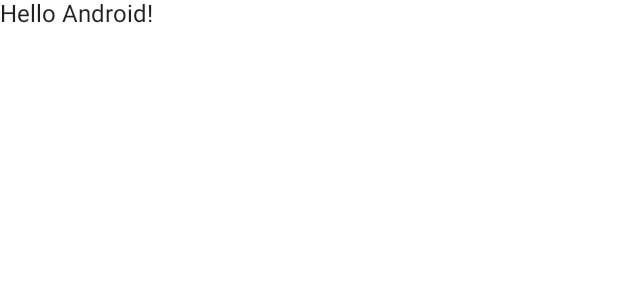
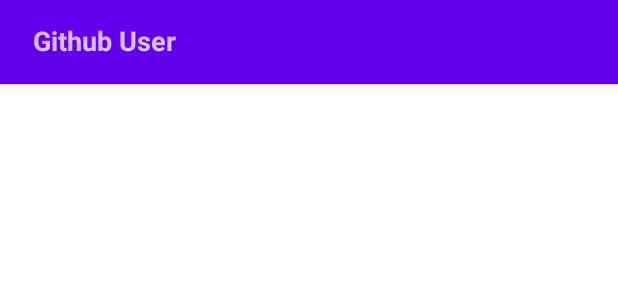
Before and after one commit to muktiwbowo/GithubUser, an Android app built with Jetpack Compose: the @Preview function DefaultPreview, on a phone screen of 412 x 824 dp. Shown: the top 300 px of the screen. Run offline under Robolectric (Android 15) with nearby library versions, the phone set to English and light mode, and no system bars.

Commit message:
ui: create app bar

```diff
--- a/app/src/main/java/m/wb/githubuser/MainActivity.kt
+++ b/app/src/main/java/m/wb/githubuser/MainActivity.kt
@@ -4,12 +4,14 @@ import android.os.Bundle
 import androidx.activity.ComponentActivity
 import androidx.activity.compose.setContent
 import androidx.compose.foundation.layout.fillMaxSize
-import androidx.compose.material.MaterialTheme
-import androidx.compose.material.Surface
-import androidx.compose.material.Text
+import androidx.compose.foundation.layout.padding
+import androidx.compose.material.*
 import androidx.compose.runtime.Composable
 import androidx.compose.ui.Modifier
+import androidx.compose.ui.text.font.FontWeight
 import androidx.compose.ui.tooling.preview.Preview
+import androidx.compose.ui.unit.dp
+import androidx.compose.ui.unit.sp
 import m.wb.githubuser.ui.theme.GithubUserTheme
 
 class MainActivity : ComponentActivity() {
@@ -22,7 +24,7 @@ class MainActivity : ComponentActivity() {
                     modifier = Modifier.fillMaxSize(),
                     color = MaterialTheme.colors.background
                 ) {
-                    Greeting("Android")
+                    PageHome()
                 }
             }
         }
@@ -30,14 +32,26 @@ class MainActivity : ComponentActivity() {
 }
 
 @Composable
-fun Greeting(name: String) {
-    Text(text = "Hello $name!")
+fun PageHome() {
+    /** show edit text and list of users here **/
+    Scaffold(topBar = {
+        TopAppBar() {
+            Text(
+                text = "Github User",
+                fontSize = 18.sp,
+                fontWeight = FontWeight.Bold,
+                modifier = Modifier.padding(horizontal = 18.dp)
+            )
+        }
+    }) {
+        /** show edit text and list of users here **/
+    }
 }
 
 @Preview(showBackground = true)
 @Composable
 fun DefaultPreview() {
     GithubUserTheme {
-        Greeting("Android")
+        PageHome()
     }
 }
```
